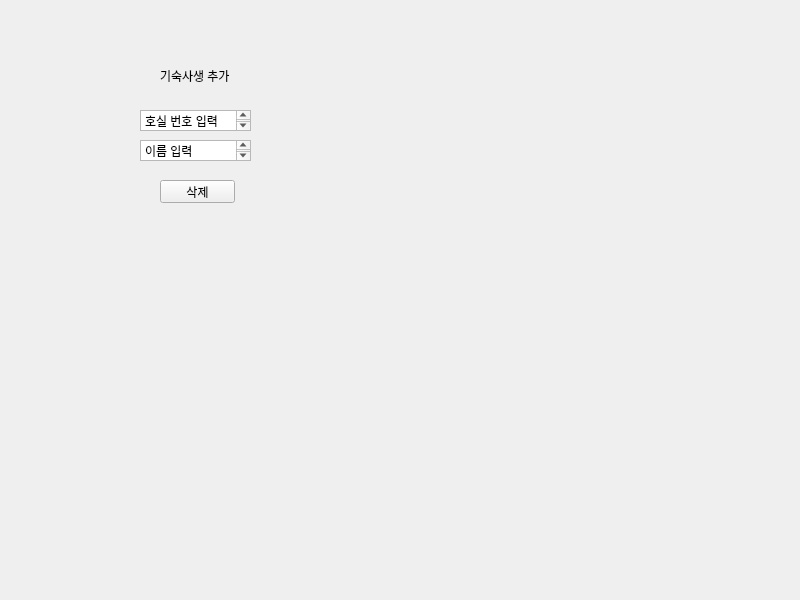
Above: delete.ui from Hyemin-12/goingout-journal before the change. Below: the same form after it.
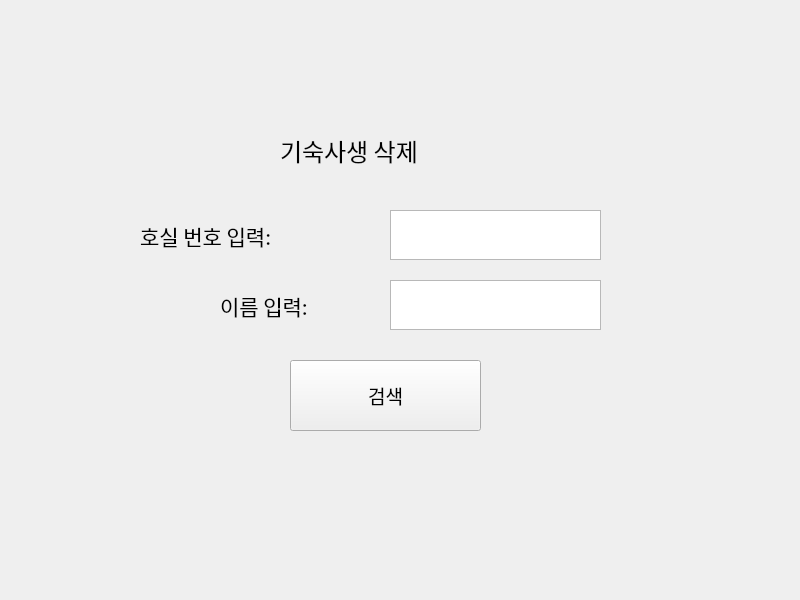
That is the form after the change.

Commit message: add, delete gui 구현 및 click() 연결

```diff
--- a/delete.ui
+++ b/delete.ui
@@ -13,64 +13,112 @@
   <property name="windowTitle">
    <string>Form</string>
   </property>
-  <widget class="QTextBrowser" name="search_delete_name">
+  <widget class="QLabel" name="search_title_2">
    <property name="geometry">
     <rect>
      <x>140</x>
-     <y>140</y>
-     <width>111</width>
-     <height>21</height>
+     <y>210</y>
+     <width>251</width>
+     <height>51</height>
     </rect>
    </property>
-   <property name="html">
-    <string>&lt;!DOCTYPE HTML PUBLIC &quot;-//W3C//DTD HTML 4.0//EN&quot; &quot;http://www.w3.org/TR/REC-html40/strict.dtd&quot;&gt;
-&lt;html&gt;&lt;head&gt;&lt;meta name=&quot;qrichtext&quot; content=&quot;1&quot; /&gt;&lt;style type=&quot;text/css&quot;&gt;
-p, li { white-space: pre-wrap; }
-&lt;/style&gt;&lt;/head&gt;&lt;body style=&quot; font-family:'Gulim'; font-size:9pt; font-weight:400; font-style:normal;&quot;&gt;
-&lt;p style=&quot; margin-top:0px; margin-bottom:0px; margin-left:0px; margin-right:0px; -qt-block-indent:0; text-indent:0px;&quot;&gt;이름 입력&lt;/p&gt;&lt;/body&gt;&lt;/html&gt;</string>
+   <property name="font">
+    <font>
+     <family>궁서체</family>
+     <pointsize>16</pointsize>
+    </font>
+   </property>
+   <property name="text">
+    <string>호실 번호 입력:</string>
    </property>
   </widget>
-  <widget class="QTextBrowser" name="search_delete_room">
+  <widget class="QPlainTextEdit" name="plainTextEdit_3">
    <property name="geometry">
     <rect>
-     <x>140</x>
-     <y>110</y>
-     <width>111</width>
-     <height>21</height>
+     <x>390</x>
+     <y>280</y>
+     <width>211</width>
+     <height>50</height>
     </rect>
    </property>
-   <property name="html">
-    <string>&lt;!DOCTYPE HTML PUBLIC &quot;-//W3C//DTD HTML 4.0//EN&quot; &quot;http://www.w3.org/TR/REC-html40/strict.dtd&quot;&gt;
-&lt;html&gt;&lt;head&gt;&lt;meta name=&quot;qrichtext&quot; content=&quot;1&quot; /&gt;&lt;style type=&quot;text/css&quot;&gt;
-p, li { white-space: pre-wrap; }
-&lt;/style&gt;&lt;/head&gt;&lt;body style=&quot; font-family:'Gulim'; font-size:9pt; font-weight:400; font-style:normal;&quot;&gt;
-&lt;p style=&quot; margin-top:0px; margin-bottom:0px; margin-left:0px; margin-right:0px; -qt-block-indent:0; text-indent:0px;&quot;&gt;호실 번호 입력&lt;/p&gt;&lt;/body&gt;&lt;/html&gt;</string>
+   <property name="font">
+    <font>
+     <family>궁서체</family>
+     <pointsize>14</pointsize>
+    </font>
    </property>
   </widget>
   <widget class="QLabel" name="delete_title">
    <property name="geometry">
     <rect>
-     <x>160</x>
-     <y>70</y>
-     <width>80</width>
-     <height>12</height>
+     <x>280</x>
+     <y>130</y>
+     <width>231</width>
+     <height>41</height>
     </rect>
    </property>
+   <property name="font">
+    <font>
+     <family>궁서체</family>
+     <pointsize>18</pointsize>
+    </font>
+   </property>
    <property name="text">
-    <string>기숙사생 추가</string>
+    <string>기숙사생 삭제</string>
+   </property>
+  </widget>
+  <widget class="QLabel" name="search_title_3">
+   <property name="geometry">
+    <rect>
+     <x>220</x>
+     <y>280</y>
+     <width>171</width>
+     <height>51</height>
+    </rect>
+   </property>
+   <property name="font">
+    <font>
+     <family>궁서체</family>
+     <pointsize>16</pointsize>
+    </font>
+   </property>
+   <property name="text">
+    <string>이름 입력:</string>
    </property>
   </widget>
   <widget class="QPushButton" name="btn_delete_student">
    <property name="geometry">
     <rect>
-     <x>160</x>
-     <y>180</y>
-     <width>75</width>
-     <height>23</height>
+     <x>290</x>
+     <y>360</y>
+     <width>191</width>
+     <height>71</height>
     </rect>
    </property>
+   <property name="font">
+    <font>
+     <family>궁서체</family>
+     <pointsize>14</pointsize>
+    </font>
+   </property>
    <property name="text">
-    <string>삭제</string>
+    <string>검색</string>
+   </property>
+  </widget>
+  <widget class="QPlainTextEdit" name="plainTextEdit_2">
+   <property name="geometry">
+    <rect>
+     <x>390</x>
+     <y>210</y>
+     <width>211</width>
+     <height>50</height>
+    </rect>
+   </property>
+   <property name="font">
+    <font>
+     <family>궁서체</family>
+     <pointsize>14</pointsize>
+    </font>
    </property>
   </widget>
  </widget>
```
The commit also changes 3 other files.
